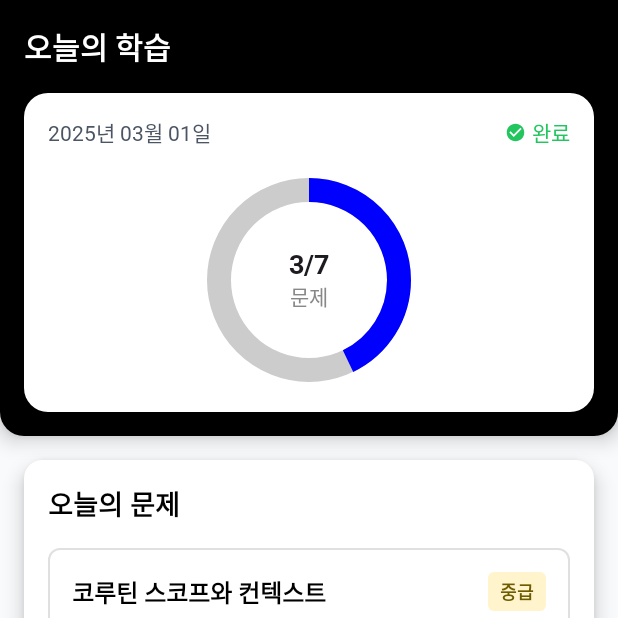
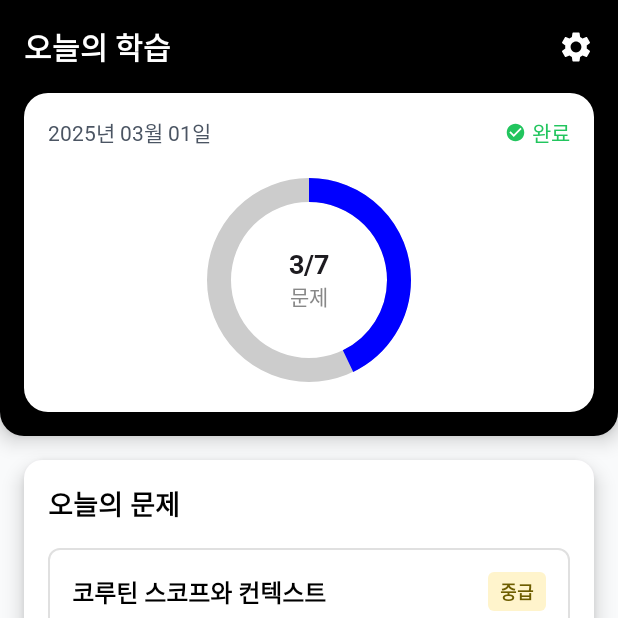
Before and after one commit to Hogu59/QuizDroid, an Android app built with Jetpack Compose: the screen it shows after launch (MainActivity), on a phone screen of 412 x 824 dp, the top half of it. Run offline under Robolectric (Android 15) with nearby library versions, the phone set to English and light mode, and no system bars; our stand-ins replace Dagger/Hilt's generated code; libraries missing offline, so code that uses them is left out: com.google.android.gms.

Commit message:
fix: edit navigation setting

```diff
--- a/app/src/main/java/com/ottfstudio/quizdroid/presentation/home/components/TodayStatus.kt
+++ b/app/src/main/java/com/ottfstudio/quizdroid/presentation/home/components/TodayStatus.kt
@@ -1,6 +1,7 @@
 package com.ottfstudio.quizdroid.presentation.home.components
 
 import androidx.compose.foundation.background
+import androidx.compose.foundation.clickable
 import androidx.compose.foundation.layout.Arrangement
 import androidx.compose.foundation.layout.Box
 import androidx.compose.foundation.layout.Column
@@ -14,6 +15,7 @@ import androidx.compose.foundation.layout.width
 import androidx.compose.foundation.shape.RoundedCornerShape
 import androidx.compose.material.icons.Icons
 import androidx.compose.material.icons.filled.CheckCircle
+import androidx.compose.material.icons.filled.Settings
 import androidx.compose.material3.Card
 import androidx.compose.material3.CardDefaults
 import androidx.compose.material3.Icon
@@ -26,6 +28,7 @@ import androidx.compose.ui.graphics.Color
 import androidx.compose.ui.res.stringResource
 import androidx.compose.ui.text.font.FontWeight
 import androidx.compose.ui.text.style.TextAlign
+import androidx.compose.ui.tooling.preview.Preview
 import androidx.compose.ui.unit.dp
 import androidx.compose.ui.unit.sp
 import com.ottfstudio.quizdroid.R
@@ -39,6 +42,7 @@ fun TodayStatus(
 //    progress: Float,
 //    totalQuestions: Int,
 //    completedQuestions: Int,
+    onNavigateToSettings: () -> Unit,
     modifier: Modifier = Modifier,
 ) {
     Box(
@@ -52,6 +56,11 @@ fun TodayStatus(
                 .fillMaxWidth()
                 .padding(16.dp),
         ) {
+            Row(
+                horizontalArrangement = Arrangement.SpaceBetween,
+                verticalAlignment = Alignment.CenterVertically,
+                modifier = Modifier.fillMaxWidth(),
+            ) {
                 Text(
                     text = stringResource(R.string.todays_learning),
                     color = Color.White,
@@ -59,6 +68,16 @@ fun TodayStatus(
                     fontFamily = RobotoFontFamily,
                     fontWeight = FontWeight.Bold,
                 )
+
+                Icon(
+                    imageVector = Icons.Default.Settings,
+                    contentDescription = "설정",
+                    tint = Color.White,
+                    modifier = Modifier
+                        .size(24.dp)
+                        .clickable { onNavigateToSettings() },
+                )
+            }
             Card(
                 modifier = Modifier
                     .fillMaxWidth()
@@ -116,3 +135,12 @@ fun TodayStatus(
         }
     }
 }
+
+@Preview
+@Composable
+private fun TodayStatusPreview() {
+    TodayStatus(
+        date = "2025년 3월 10일",
+        onNavigateToSettings = {},
+    )
+}
```
Lines whose indentation alone changed are shown as unchanged.
